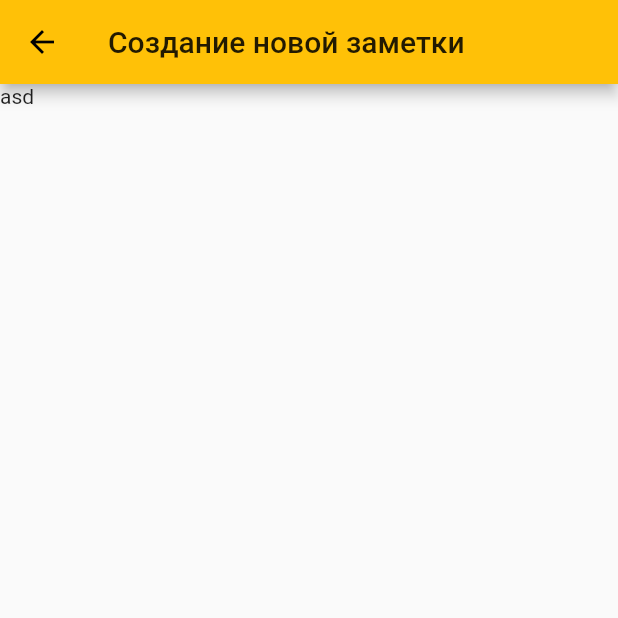
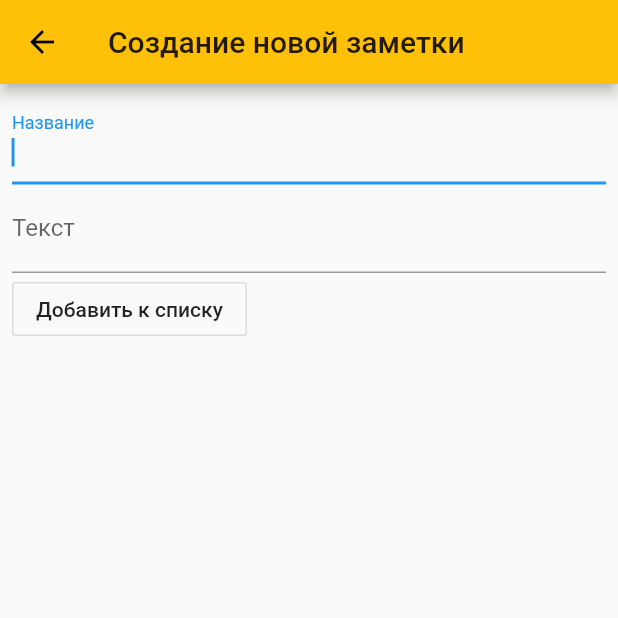
Before and after one commit to politebarista/iNote-Mobile, a Flutter app: the screen it shows after launch, after a tap on the "add" icon, on a phone screen of 412 x 824 dp, the top half of it. Run offline on Flutter 3.47's test engine with Material 2 defaults, Android fonts, the phone set to English and light mode, and no system bars; our stand-ins replace hive, hive_flutter; accounts and stored records are empty; generated files the repository leaves out were written again.

Commit message:
реализовано отображение и добавление заметок

```diff
--- a/lib/main.dart
+++ b/lib/main.dart
@@ -1,11 +1,17 @@
 import 'package:flutter/material.dart';
+import 'package:hive/hive.dart';
+import 'package:hive_flutter/hive_flutter.dart';
 
+import 'models/note.dart';
 import 'pages/change_page.dart';
 import 'pages/home_page.dart';
 import 'pages/view_page.dart';
 //import 'package:i_note_mobile/widgets/nav_bar.dart';
 
-void main() {
+void main() async {
+  await Hive.initFlutter();
+  Hive.registerAdapter(NoteAdapter());
+  await Hive.openBox<Note>('note_box');
   runApp(MyApp());
 }
 
@@ -17,7 +23,7 @@ class MyApp extends StatelessWidget {
       routes: {
         '/': (BuildContext context) => HomePage(),
         '/view': (BuildContext context) => ViewPage(),
-        '/change': (BuildContext context) => ChangePage(), // добавить
+        '/change': (BuildContext context) => ChangePage(),
       },
       theme: ThemeData(
         primaryColor: Colors.amber,
--- a/lib/models/note.dart
+++ b/lib/models/note.dart
@@ -2,7 +2,7 @@ import 'package:hive/hive.dart';
 part 'note.g.dart';
 
 @HiveType(typeId: 0)
-class Todo extends HiveObject {
+class Note extends HiveObject {
   @HiveField(0)
   String id;
   @HiveField(1)
@@ -14,7 +14,7 @@ class Todo extends HiveObject {
   @HiveField(4)
   String lastChange;
 
-  Todo({this.title = '', this.desc, this.color, this.lastChange});
+  Note({this.title = '', this.desc, this.color, this.lastChange});
 }
 
 // flutter packages pub run build_runner build --delete-conflicting-outputs
--- a/lib/pages/change_page.dart
+++ b/lib/pages/change_page.dart
@@ -1,4 +1,6 @@
 import 'package:flutter/material.dart';
+import 'package:hive/hive.dart';
+import 'package:i_note_mobile/models/note.dart';
 
 class ChangePage extends StatefulWidget {
   @override
@@ -8,14 +10,87 @@ class ChangePage extends StatefulWidget {
 class _ChangePageState extends State<ChangePage> {
   String title;
   String desc;
-  String color;
-  String lastChange;
+  String color = 'blue';
+  String lastChange = 'some date'; // заменить
+
+  final _formKey = GlobalKey<FormState>();
 
   @override
   Widget build(BuildContext context) {
     return Scaffold(
       appBar: AppBar(title: Text('Создание новой заметки')),
-      body: Text('asd'),
+      body: SingleChildScrollView(
+        child: Form(
+          key: _formKey,
+          child: Padding(
+            padding: const EdgeInsets.all(8.0),
+            child: Column(
+              crossAxisAlignment: CrossAxisAlignment.start,
+              children: <Widget>[
+                TextFormField(
+                  autofocus: true,
+                  initialValue: '',
+                  decoration: const InputDecoration(
+                    labelText: 'Название',
+                  ),
+                  onChanged: (value) {
+                    setState(() {
+                      title = value;
+                    });
+                  },
+                  validator: (val) {
+                    return val.trim().isEmpty
+                        ? 'Название не должно быть пустым'
+                        : null;
+                  },
+                ),
+                TextFormField(
+                  initialValue: '',
+                  decoration: const InputDecoration(
+                    labelText: 'Текст',
+                  ),
+                  onChanged: (value) {
+                    setState(() {
+                      desc = value;
+                    });
+                  },
+                  validator: (val) {
+                    return val.trim().isEmpty
+                        ? 'Название не должно быть пустым'
+                        : null;
+                  },
+                ),
+                OutlineButton(
+                  child: Text('Добавить к списку'),
+                  onPressed: _validateAndSave,
+                ),
+              ],
+            ),
+          ),
+        ),
+      ),
     );
   }
+
+  void _validateAndSave() {
+    final form = _formKey.currentState;
+    if (form.validate()) {
+      _onFormSubmit();
+    } else {
+      print('Форма заполнена неверно'); // желательно заменить
+    }
+  }
+
+  void _onFormSubmit() {
+    Box<Note> contactsBox = Hive.box<Note>('note_box');
+    contactsBox.add(
+      Note(
+        title: title,
+        desc: desc,
+        color: color,
+        lastChange: lastChange,
+      ),
+    );
+    Navigator.of(context).pop();
+  }
 }
--- a/lib/pages/home_page.dart
+++ b/lib/pages/home_page.dart
@@ -1,18 +1,51 @@
 import 'package:flutter/material.dart';
+import 'package:hive/hive.dart';
+import 'package:hive_flutter/hive_flutter.dart';
+import 'package:i_note_mobile/models/note.dart';
 
-class HomePage extends StatelessWidget {
+class HomePage extends StatefulWidget {
+  @override
+  _HomePageState createState() => _HomePageState();
+}
+
+class _HomePageState extends State<HomePage> {
   @override
   Widget build(BuildContext context) {
     return Scaffold(
       appBar: AppBar(title: Text('iNote')),
-      body: Center(
-        child: RaisedButton(
-          onPressed: () {
-            Navigator.pushNamed(context, '/view');
-          },
-          child: Text('Открыть второе окно'),
-        ),
+      body: ValueListenableBuilder(
+        valueListenable: Hive.box<Note>('note_box').listenable(),
+        builder: (context, Box<Note> box, _) {
+          if (box.values.isEmpty)
+            return Center(
+              child: Text('Список дел пуст'),
+            );
+          return ListView.builder(
+              itemCount: box.values.length,
+              itemBuilder: (context, index) {
+                Note res = box.getAt(index);
+                return Dismissible(
+                  background: Container(color: Colors.red),
+                  key: UniqueKey(),
+                  onDismissed: (direction) {
+                    res.delete();
+                  },
+                  child: ListTile(
+                    title: Text(res.title == null ? '' : res.title),
+                    subtitle: Text(res.desc == null ? '' : res.desc),
+                  ),
+                );
+              });
+        },
       ),
+      // body: Center(
+      //   child: RaisedButton(
+      //     onPressed: () {
+      //       Navigator.pushNamed(context, '/view');
+      //     },
+      //     child: Text('Открыть второе окно'),
+      //   ),
+      // ),
       floatingActionButton: FloatingActionButton(
         onPressed: () {
           Navigator.pushNamed(context, '/change');
```
Also changed, not shown: lib/models/note.g.dart.
